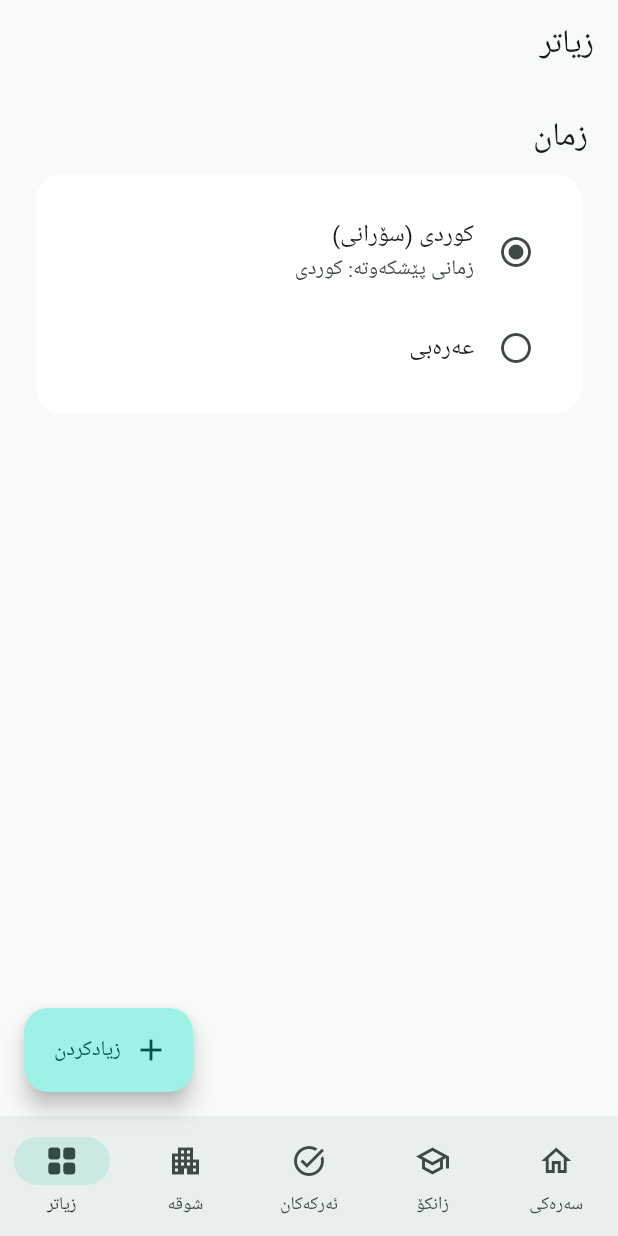
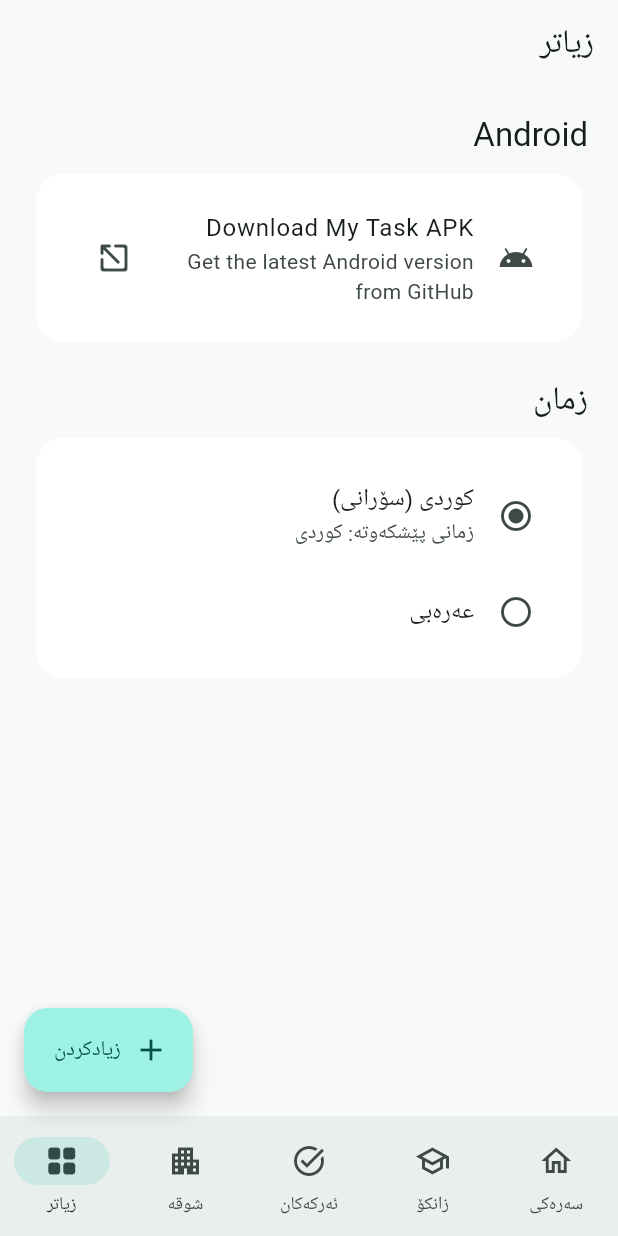
Before and after one commit to NashatShamsadyn7/My-Task, a Flutter app: the screen it shows after launch, item 5 of the bottom bar chosen, on a phone screen of 412 x 824 dp. Run offline on Flutter 3.47's test engine with Material 3 defaults, Android fonts, the phone set to English and light mode, and no system bars; our stand-ins replace shared_preferences, supabase_flutter; accounts and stored records are empty.

Commit message:
feat: add GitHub Android download link

```diff
--- a/lib/features/home/presentation/home_screen.dart
+++ b/lib/features/home/presentation/home_screen.dart
@@ -1,5 +1,6 @@
 import 'package:flutter/material.dart';
 import 'package:provider/provider.dart';
+import 'package:url_launcher/url_launcher.dart';
 
 import '../../../core/localization/app_strings.dart';
 import '../../../core/services/app_state.dart';
@@ -243,10 +244,33 @@ class _TasksTab extends StatelessWidget {
 
 class _MoreTab extends StatelessWidget {
   const _MoreTab();
+
+  static final Uri _androidDownloadUrl = Uri.parse(
+      'https://github.com/NashatShamsadyn7/My-Task/releases/latest');
+
+  Future<void> _openAndroidDownload(BuildContext context) async {
+    final opened = await launchUrl(_androidDownloadUrl,
+        mode: LaunchMode.externalApplication);
+    if (!opened && context.mounted) {
+      ScaffoldMessenger.of(context).showSnackBar(const SnackBar(
+          content: Text('Could not open the Android download page.')));
+    }
+  }
+
   @override
   Widget build(BuildContext context) {
     final language = context.watch<LanguageController>();
     return ListView(padding: const EdgeInsets.all(20), children: [
+      const SectionHeader(title: 'Android'),
+      const SizedBox(height: 8),
+      AppCard(
+          child: ListTile(
+              leading: const Icon(Icons.android_rounded),
+              title: const Text('Download My Task APK'),
+              subtitle: const Text('Get the latest Android version from GitHub'),
+              trailing: const Icon(Icons.open_in_new_rounded),
+              onTap: () => _openAndroidDownload(context))),
+      const SizedBox(height: 20),
       SectionHeader(title: s(context, 'language')),
       const SizedBox(height: 8),
       AppCard(
--- a/pubspec.yaml
+++ b/pubspec.yaml
@@ -15,6 +15,7 @@ dependencies:
   provider: ^6.1.2
   shared_preferences: ^2.3.2
   supabase_flutter: 2.17.2
+  url_launcher: ^6.3.2
 
 dev_dependencies:
   flutter_test:
```
Also changed, not shown: pubspec.lock.
